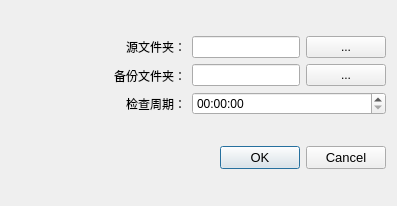
Leonezz/backup-folder, file forms/createtask.ui: the form before one commit.
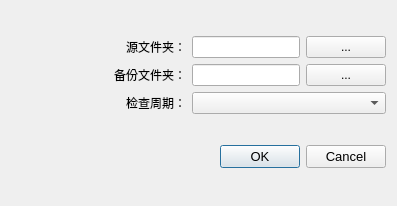
The form after the commit.

Commit message: :lipstick:(createtask): the time editor in the ui is bad,change it to a combbox

Diff of the .ui file:
```diff
--- a/forms/createtask.ui
+++ b/forms/createtask.ui
@@ -162,18 +162,9 @@
       </layout>
      </item>
      <item>
-      <widget class="QTimeEdit" name="timeEditSyncDuration">
-       <property name="sizePolicy">
-        <sizepolicy hsizetype="Preferred" vsizetype="Fixed">
-         <horstretch>0</horstretch>
-         <verstretch>0</verstretch>
-        </sizepolicy>
-       </property>
-       <property name="font">
-        <font>
-         <family>Microsoft YaHei UI</family>
-         <pointsize>9</pointsize>
-        </font>
+      <widget class="QComboBox" name="comboBoxSyncDuration">
+       <property name="currentText">
+        <string/>
        </property>
       </widget>
      </item>
```
Left out of the diff: 3 changed lines with no effect on the pictures. The commit also changes 2 other files.
